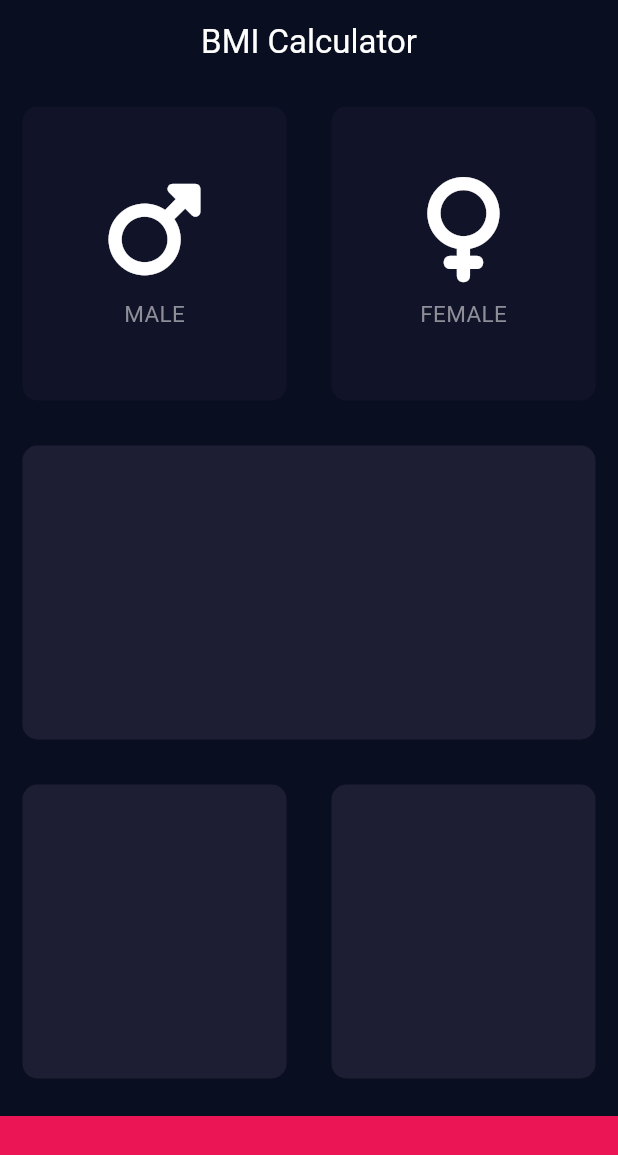
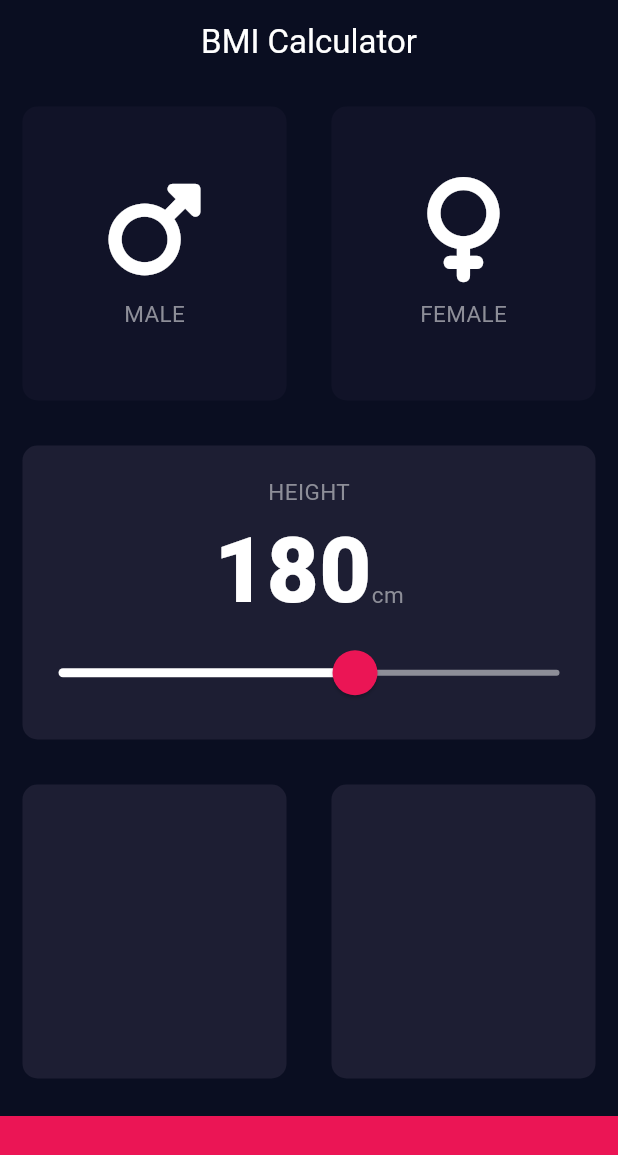
Before and after one commit to junsan/flutter_bmi, a Flutter app: the screen it shows after launch, on a phone screen of 412 x 824 dp. Shown: the top 1155 px of the screen. Run offline on Flutter 3.47's test engine with Material 3 defaults, Android fonts, the phone set to English and light mode, and no system bars; our stand-ins replace font_awesome_flutter; missing offline and left inert: dart:html.

Commit message:
slider design

```diff
--- /dev/null
+++ b/lib/constant.dart
@@ -0,0 +1,16 @@
+import 'package:flutter/material.dart';
+
+const bottomContainerHeight = 80.0;
+const backgroundColour = Color(0xFF1D1E33);
+const inactiveBackgroundColor =  Color(0xFF111328);
+
+const labelTextStyle = TextStyle(
+    fontSize: 15.0,
+    color: Color(0xFF8D8E98)
+);
+
+const largeTextStyle = TextStyle(
+    fontSize: 60.0,
+    color: Colors.white,
+    fontWeight: FontWeight.w900,
+);
--- a/lib/content_widget.dart
+++ b/lib/content_widget.dart
@@ -1,4 +1,5 @@
 import 'package:flutter/material.dart';
+import 'constant.dart';
 
 class ContentWidget extends StatelessWidget {
 
@@ -6,12 +7,6 @@ class ContentWidget extends StatelessWidget {
 
   final String contentText;
   final IconData genderIcon;
-
-  final labelTextStyle = TextStyle(
-      fontSize: 15.0,
-      color: Color(0xFF8D8E98)
-  );
-
   final colorWhite = Colors.white;
 
   @override
--- a/lib/input_page.dart
+++ b/lib/input_page.dart
@@ -4,10 +4,8 @@ import 'package:flutter/material.dart';
 import 'package:font_awesome_flutter/font_awesome_flutter.dart';
 import 'content_widget.dart';
 import 'reusable_card.dart';
+import 'constant.dart';
 
-const bottomContainerHeight = 80.0;
-const backgroundColour = Color(0xFF1D1E33);
-const inactiveBackgroundColor =  Color(0xFF111328);
 
 class InputPage extends StatefulWidget {
   const InputPage({super.key});
@@ -23,6 +21,7 @@ enum GenderChoice {
 class _InputPageState extends State<InputPage> {
 
   GenderChoice? selectedGender;
+  int height = 180;
 
   @override
   Widget build(BuildContext context) {
@@ -69,6 +68,44 @@ class _InputPageState extends State<InputPage> {
         Expanded(
           child: ReusableCard(
             colour: backgroundColour,
+            childContent: Column(
+              mainAxisAlignment: MainAxisAlignment.center,
+              children: [
+                Center(
+                  child: Text('HEIGHT', style:
+                    labelTextStyle,
+                  ),
+                ),
+                Row(
+                  mainAxisAlignment: MainAxisAlignment.center,
+                  crossAxisAlignment: CrossAxisAlignment.baseline,
+                  textBaseline: TextBaseline.alphabetic,
+                  children: [
+                    Text(height.toString(), style: largeTextStyle,),
+                    Text('cm', style: labelTextStyle,)
+                  ],
+                ),
+                SliderTheme(
+                  data: SliderTheme.of(context).copyWith(
+                    inactiveTrackColor: Color(0xFF8D8E98),
+                    activeTrackColor: Colors.white,
+                    thumbColor: Color(0xFFEB1555),
+                    overlayColor: Color(0x26EB1555),
+                    thumbShape: RoundSliderThumbShape(enabledThumbRadius: 15.0)
+                  ),
+                  child: Slider(
+                      value: height.toDouble(),
+                      onChanged: (double newValue) {
+                          setState(() {
+                            height = newValue.round();
+                          });
+                      },
+                      min: 122.0,
+                      max: 220.0,
+                  ),
+                ),
+              ],
+            ),
           ),
         ),
         Expanded(
```
